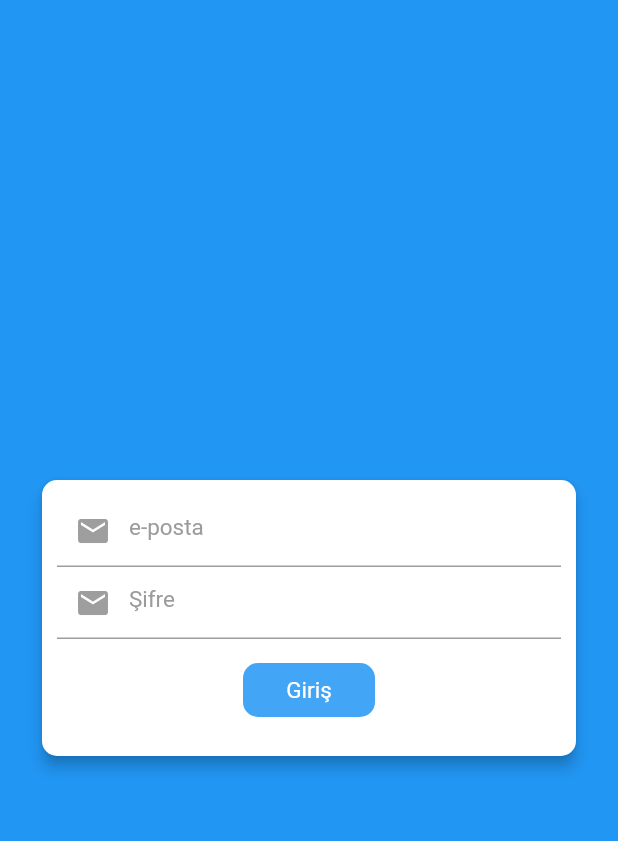
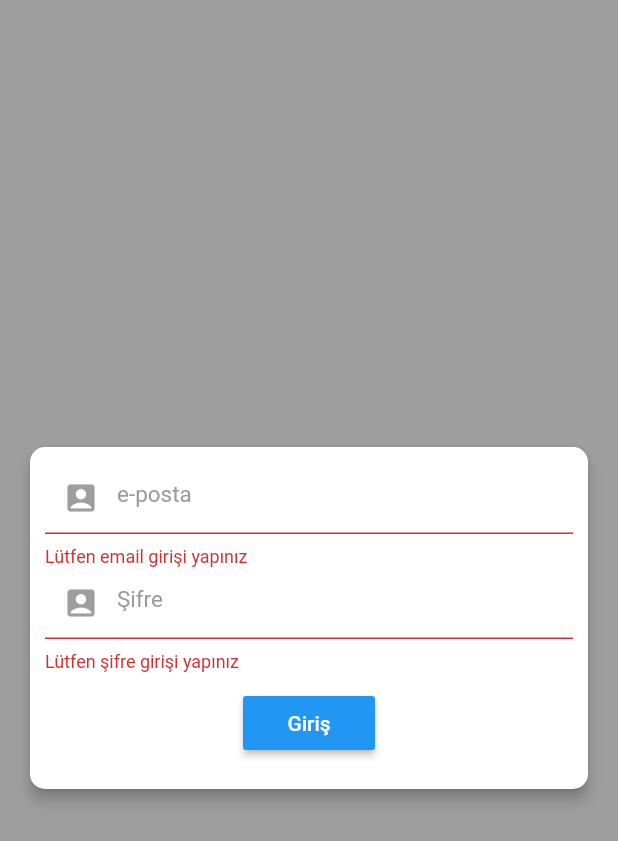
Before and after one commit to ibrahmozdemir1/mobil_final_proje, a Flutter app: the Login screen opened directly, after a tap on "Giriş", on a phone screen of 412 x 824 dp. Shown: the top 841 px of the screen. Run offline on Flutter 3.47's test engine with Material 2 defaults, Android fonts, the phone set to English and light mode, and no system bars; our stand-ins replace cloud_firestore, firebase_auth, firebase_core; accounts and stored records are empty; project files that could hold a hidden picture were left out.

Commit message:
yonetici girişi ve ekranı tamamlandı.

```diff
--- a/lib/pages/yoneticilogin.dart
+++ b/lib/pages/yoneticilogin.dart
@@ -1,4 +1,6 @@
 import 'package:flutter/material.dart';
+import 'package:firebase_auth/firebase_auth.dart';
+import 'package:mobil_final_proje/pages/yoneticiekrani.dart';
 
 class Login extends StatefulWidget {
   @override
@@ -6,13 +8,15 @@ class Login extends StatefulWidget {
 }
 
 class _LoginState extends State<Login> {
+  String _email, _password;
+  final GlobalKey<FormState> _formKey = GlobalKey<FormState>();
   @override
   Widget build(BuildContext context) {
     return Scaffold(
       body: Container(
-        color: Colors.blue,
-        child: Padding(
-          padding: const EdgeInsets.all(8.0),
+        color: Colors.grey,
+        child: Form(
+          key: _formKey,
           child: Column(
             mainAxisAlignment: MainAxisAlignment.center,
             children: <Widget>[
@@ -26,13 +30,13 @@ class _LoginState extends State<Login> {
                       mainAxisAlignment: MainAxisAlignment.center,
                       children: <Widget>[
                         TextFormField(
+                          validator: (value) => value.isEmpty ? 'Lütfen email girişi yapınız' : null,
+                          onSaved: (value) => _email = value,
                           style: TextStyle(color: Color(0xFF000000)),
                           cursorColor: Color(0xFF9b9b9b),
-                          keyboardType: TextInputType.text,
-                          obscureText: true,
                           decoration: InputDecoration(
                             prefixIcon: Icon(
-                              Icons.email,
+                              Icons.account_box,
                               color: Colors.grey,
                             ),
                             hintText: "e-posta",
@@ -40,18 +44,19 @@ class _LoginState extends State<Login> {
                               color: Color(0xFF9b9b9b),
                               fontSize: 15,
                               fontWeight: FontWeight.normal,
-
                             ),
                           ),
                         ),
                         TextFormField(
+                          validator: (value) =>
+                          value.isEmpty ? 'Lütfen şifre girişi yapınız' : null,
+                          onSaved: (value) => _password = value,
                           style: TextStyle(color: Color(0xFF000000)),
                           cursorColor: Color(0xFF9b9b9b),
-                          keyboardType: TextInputType.text,
                           obscureText: true,
                           decoration: InputDecoration(
                             prefixIcon: Icon(
-                              Icons.email,
+                              Icons.account_box,
                               color: Colors.grey,
                             ),
                             hintText: "Şifre",
@@ -63,28 +68,12 @@ class _LoginState extends State<Login> {
                             ),
                           ),
                         ),
-                        Padding(padding: const EdgeInsets.all(10),child:
-                        FlatButton(
-                          onPressed: (){},
-                          child: Padding(
-                            padding: EdgeInsets.only(
-                              top: 8,
-                              bottom: 8,
-                              left: 10,
-                              right: 10,
-                            ),
-                            child: Text(
-                              "Giriş",
-                              style: TextStyle(
-                                color: Colors.white,
-                                fontSize: 15,
-                                decoration: TextDecoration.none,
-                                fontWeight: FontWeight.normal,
-                              ),
-                            ),
-                          ),
-                          color: Colors.blue[400],
-                          shape: new RoundedRectangleBorder(borderRadius: new BorderRadius.circular(10)),
+                        Padding(padding: const EdgeInsets.all(10), child:
+                        RaisedButton(
+                          onPressed: () => signIn(),
+                          textColor: Colors.white,
+                          color: Colors.blue,
+                          child: Text('Giriş'),
                         ),
                         ),
                       ],
@@ -97,4 +86,20 @@ class _LoginState extends State<Login> {
       ),
     );
   }
+  Future<void> signIn() async {
+    final formState = _formKey.currentState;
+    if (formState.validate()) {
+      //todo login to firebase
+      formState.save();
+      try {
+        // Firebase ile iletişim noktası
+        UserCredential user = await FirebaseAuth.instance
+            .signInWithEmailAndPassword(email: _email, password: _password);
+        Navigator.push(
+            context, MaterialPageRoute(builder: (context) => yonetici()));
+      } catch (e) {
+        print(e.toString());
+      }
+    }
+  }
 }
```
Also changed, not shown: lib/pages/yoneticiekrani.dart (added, +66 -0 lines).
